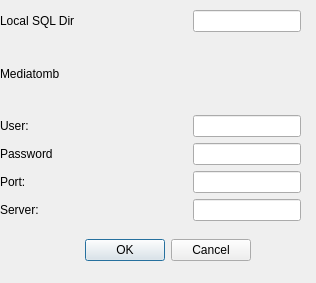
hutchgrant/beagleplayer, file src/prefdialog.ui: the form before one commit.
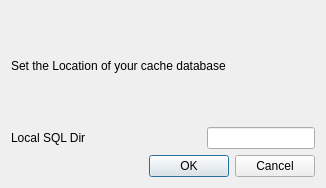
The form after the commit. Icons and pictures are not drawn.

```diff
--- a/src/prefdialog.ui
+++ b/src/prefdialog.ui
@@ -6,8 +6,8 @@
    <rect>
     <x>0</x>
     <y>0</y>
-    <width>316</width>
-    <height>283</height>
+    <width>326</width>
+    <height>188</height>
    </rect>
   </property>
   <property name="windowTitle">
@@ -17,35 +17,23 @@
    <iconset resource="../res/BTres.qrc">
     <normaloff>:/res/beagletomb_icon.png</normaloff>:/res/beagletomb_icon.png</iconset>
   </property>
-  <widget class="QDialogButtonBox" name="buttonBox">
-   <property name="geometry">
-    <rect>
-     <x>30</x>
-     <y>230</y>
-     <width>221</width>
-     <height>41</height>
-    </rect>
-   </property>
-   <property name="orientation">
-    <enum>Qt::Horizontal</enum>
-   </property>
-   <property name="standardButtons">
-    <set>QDialogButtonBox::Cancel|QDialogButtonBox::Ok</set>
-   </property>
-  </widget>
-  <widget class="QWidget" name="layoutWidget">
-   <property name="geometry">
-    <rect>
-     <x>0</x>
-     <y>10</y>
-     <width>301</width>
-     <height>211</height>
-    </rect>
-   </property>
+  <layout class="QVBoxLayout" name="verticalLayout_2">
+   <item>
    <layout class="QVBoxLayout" name="verticalLayout">
     <item>
      <layout class="QHBoxLayout" name="horizontalLayout_5">
       <item>
+        <widget class="QLabel" name="label">
+         <property name="text">
+          <string>Set the Location of your cache database</string>
+         </property>
+        </widget>
+       </item>
+      </layout>
+     </item>
+     <item>
+      <layout class="QHBoxLayout" name="horizontalLayout">
+       <item>
        <widget class="QLabel" name="label_7">
         <property name="minimumSize">
          <size>
@@ -79,163 +67,21 @@
       </item>
      </layout>
     </item>
-    <item>
-     <widget class="QLabel" name="label_2">
-      <property name="text">
-       <string>Mediatomb </string>
-      </property>
-     </widget>
-    </item>
-    <item>
-     <layout class="QHBoxLayout" name="horizontalLayout">
-      <item>
-       <widget class="QLabel" name="label_3">
-        <property name="minimumSize">
-         <size>
-          <width>91</width>
-          <height>0</height>
-         </size>
-        </property>
-        <property name="text">
-         <string>User:</string>
-        </property>
-       </widget>
-      </item>
-      <item>
-       <spacer name="horizontalSpacer_3">
-        <property name="orientation">
-         <enum>Qt::Horizontal</enum>
-        </property>
-        <property name="sizeType">
-         <enum>QSizePolicy::Expanding</enum>
-        </property>
-        <property name="sizeHint" stdset="0">
-         <size>
-          <width>48</width>
-          <height>18</height>
-         </size>
-        </property>
-       </spacer>
-      </item>
-      <item>
-       <widget class="QLineEdit" name="entry_user"/>
-      </item>
      </layout>
     </item>
     <item>
-     <layout class="QHBoxLayout" name="horizontalLayout_2">
-      <item>
-       <widget class="QLabel" name="label_4">
-        <property name="minimumSize">
-         <size>
-          <width>91</width>
-          <height>0</height>
-         </size>
-        </property>
-        <property name="text">
-         <string>Password</string>
-        </property>
-       </widget>
-      </item>
-      <item>
-       <spacer name="horizontalSpacer_4">
+    <widget class="QDialogButtonBox" name="buttonBox">
         <property name="orientation">
          <enum>Qt::Horizontal</enum>
         </property>
-        <property name="sizeType">
-         <enum>QSizePolicy::Expanding</enum>
-        </property>
-        <property name="sizeHint" stdset="0">
-         <size>
-          <width>48</width>
-          <height>18</height>
-         </size>
-        </property>
-       </spacer>
-      </item>
-      <item>
-       <widget class="QLineEdit" name="entry_pass"/>
-      </item>
-     </layout>
-    </item>
-    <item>
-     <layout class="QHBoxLayout" name="horizontalLayout_4">
-      <item>
-       <widget class="QLabel" name="label_6">
-        <property name="minimumSize">
-         <size>
-          <width>91</width>
-          <height>0</height>
-         </size>
-        </property>
-        <property name="text">
-         <string>Port:</string>
-        </property>
-       </widget>
-      </item>
-      <item>
-       <spacer name="horizontalSpacer_6">
-        <property name="orientation">
-         <enum>Qt::Horizontal</enum>
-        </property>
-        <property name="sizeType">
-         <enum>QSizePolicy::Expanding</enum>
-        </property>
-        <property name="sizeHint" stdset="0">
-         <size>
-          <width>48</width>
-          <height>18</height>
-         </size>
-        </property>
-       </spacer>
-      </item>
-      <item>
-       <widget class="QLineEdit" name="entry_port"/>
-      </item>
-     </layout>
-    </item>
-    <item>
-     <layout class="QHBoxLayout" name="horizontalLayout_3">
-      <item>
-       <widget class="QLabel" name="label_5">
-        <property name="minimumSize">
-         <size>
-          <width>91</width>
-          <height>0</height>
-         </size>
-        </property>
-        <property name="text">
-         <string>Server:</string>
-        </property>
-       </widget>
-      </item>
-      <item>
-       <spacer name="horizontalSpacer_5">
-        <property name="orientation">
-         <enum>Qt::Horizontal</enum>
-        </property>
-        <property name="sizeType">
-         <enum>QSizePolicy::Expanding</enum>
-        </property>
-        <property name="sizeHint" stdset="0">
-         <size>
-          <width>48</width>
-          <height>18</height>
-         </size>
-        </property>
-       </spacer>
-      </item>
-      <item>
-       <widget class="QLineEdit" name="entry_serv"/>
-      </item>
-     </layout>
-    </item>
-   </layout>
-  </widget>
- </widget>
- <resources>
-  <include location="../res/BTres.qrc"/>
- </resources>
+     <property name="standardButtons">
+      <set>QDialogButtonBox::Cancel|QDialogButtonBox::Ok</set>
+     </property>
+    </widget>
+   </item>
+  </layout>
+ </widget>
+ <resources/>
  <connections>
   <connection>
    <sender>buttonBox</sender>
```
Left out of the diff: 2 changed lines with no effect on the pictures. Lines whose indentation alone changed are shown as unchanged.
